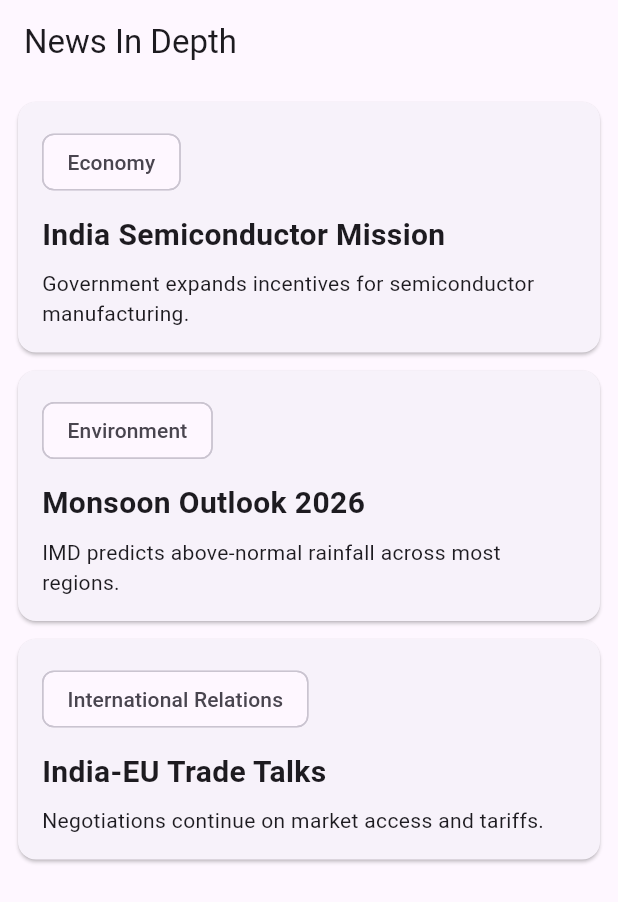
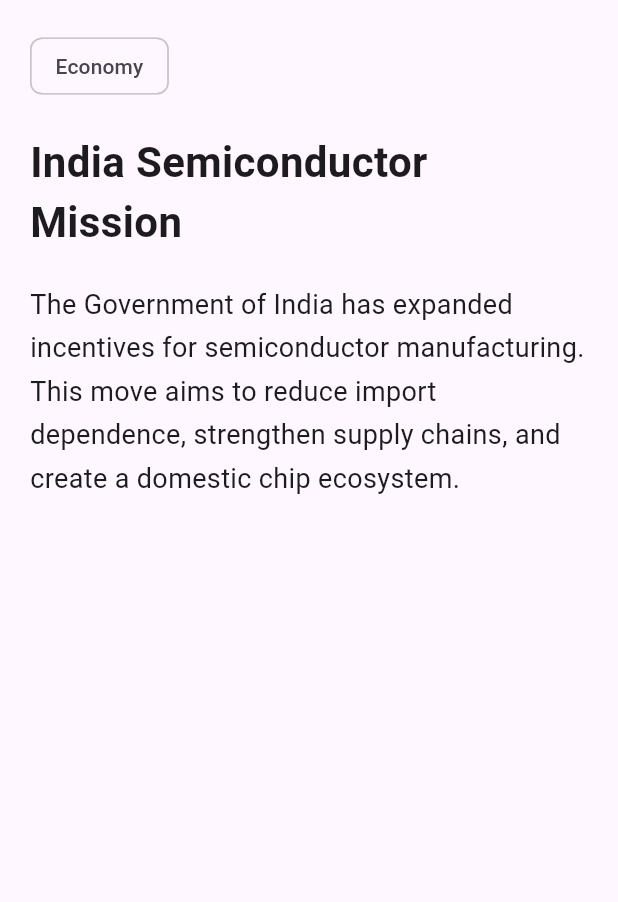
Before and after one commit to safetyenterprises21-ship-it/NEWS-IN-DEPTH, a Flutter app: the screen it shows after launch, on a phone screen of 412 x 824 dp. Shown: the top 902 px of the screen. Run offline on Flutter 3.47's test engine with Material 3 defaults, Android fonts, the light colour scheme and no system bars.

Commit message:
progress on news in depth app

```diff
--- a/lib/main.dart
+++ b/lib/main.dart
@@ -13,82 +13,79 @@
       debugShowCheckedModeBanner: false,
       title: 'News In Depth',
       theme: ThemeData(useMaterial3: true),
-      home: const HomeScreen(),
+      home: const NewsFeedScreen(),
     );
   }
 }
 
-class HomeScreen extends StatelessWidget {
-  const HomeScreen({super.key});
+class NewsFeedScreen extends StatelessWidget {
+  const NewsFeedScreen({super.key});
 
   @override
   Widget build(BuildContext context) {
+    final articles = [
+      {
+        "category": "Economy",
+        "title": "India Semiconductor Mission",
+        "content":
+            "The Government of India has expanded incentives for semiconductor manufacturing. This move aims to reduce import dependence, strengthen supply chains, and create a domestic chip ecosystem."
+      },
+      {
+        "category": "Environment",
+        "title": "Monsoon Outlook 2026",
+        "content":
+            "The India Meteorological Department predicts above-normal rainfall across most regions. This could support agricultural output but may also increase flood risks in vulnerable areas."
+      },
+      {
+        "category": "International Relations",
+        "title": "India–EU Trade Talks",
+        "content":
+            "India and the European Union continue negotiations on tariffs, market access, and investment rules. A successful agreement could significantly increase bilateral trade."
+      },
+    ];
+
     return Scaffold(
-      appBar: AppBar(
-        title: const Text("News In Depth"),
-      ),
-      body: ListView(
-        padding: const EdgeInsets.all(12),
-        children: const [
-          NewsCard(
-            category: "Economy",
-            title: "India Semiconductor Mission",
-            summary:
-                "Government expands incentives for semiconductor manufacturing.",
-          ),
-          NewsCard(
-            category: "Environment",
-            title: "Monsoon Outlook 2026",
-            summary:
-                "IMD predicts above-normal rainfall across most regions.",
-          ),
-          NewsCard(
-            category: "International Relations",
-            title: "India-EU Trade Talks",
-            summary:
-                "Negotiations continue on market access and tariffs.",
-          ),
-        ],
+      body: PageView.builder(
+        scrollDirection: Axis.vertical,
+        itemCount: articles.length,
+        itemBuilder: (context, index) {
+          final article = articles[index];
+
+          return SafeArea(
+            child: Padding(
+              padding: const EdgeInsets.all(20),
+              child: Column(
+                crossAxisAlignment: CrossAxisAlignment.start,
+                children: [
+                  Chip(
+                    label: Text(article["category"]!),
+                  ),
+                  const SizedBox(height: 20),
+                  Text(
+                    article["title"]!,
+                    style: const TextStyle(
+                      fontSize: 28,
+                      fontWeight: FontWeight.bold,
+                    ),
+                  ),
+                  const SizedBox(height: 20),
+                  Expanded(
+                    child: SingleChildScrollView(
+                      child: Text(
+                        article["content"]!,
+                        style: const TextStyle(
+                          fontSize: 18,
+                          height: 1.6,
+                        ),
+                      ),
+                    ),
+                  ),
+                ],
+              ),
+            ),
+          );
+        },
       ),
     );
   }
 }
-
-class NewsCard extends StatelessWidget {
-  final String category;
-  final String title;
-  final String summary;
-
-  const NewsCard({
-    super.key,
-    required this.category,
-    required this.title,
-    required this.summary,
-  });
-
-  @override
-  Widget build(BuildContext context) {
-    return Card(
-      margin: const EdgeInsets.only(bottom: 12),
-      child: Padding(
-        padding: const EdgeInsets.all(16),
-        child: Column(
-          crossAxisAlignment: CrossAxisAlignment.start,
-          children: [
-            Chip(label: Text(category)),
-            const SizedBox(height: 10),
-            Text(
-              title,
-              style: const TextStyle(
-                fontSize: 20,
-                fontWeight: FontWeight.bold,
-              ),
-            ),
-            const SizedBox(height: 8),
-            Text(summary),
-          ],
-        ),
-      ),
-    );
-  }
-}
```
Also changed, not shown: article_screen.dart (line endings or trailing spaces).
